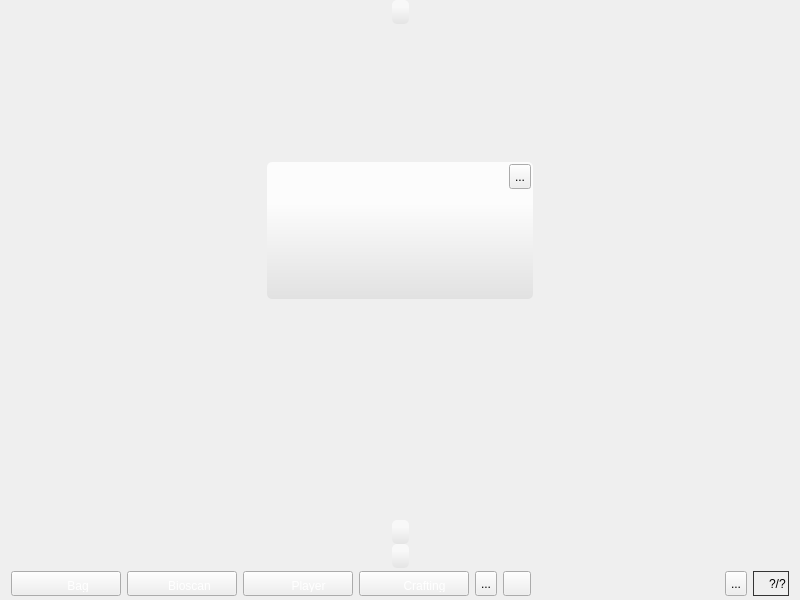
The window that client/base/interface/BaseWindow.ui (alphaonex86/CatchChallenger) describes before a commit, drawn with Qt 5.
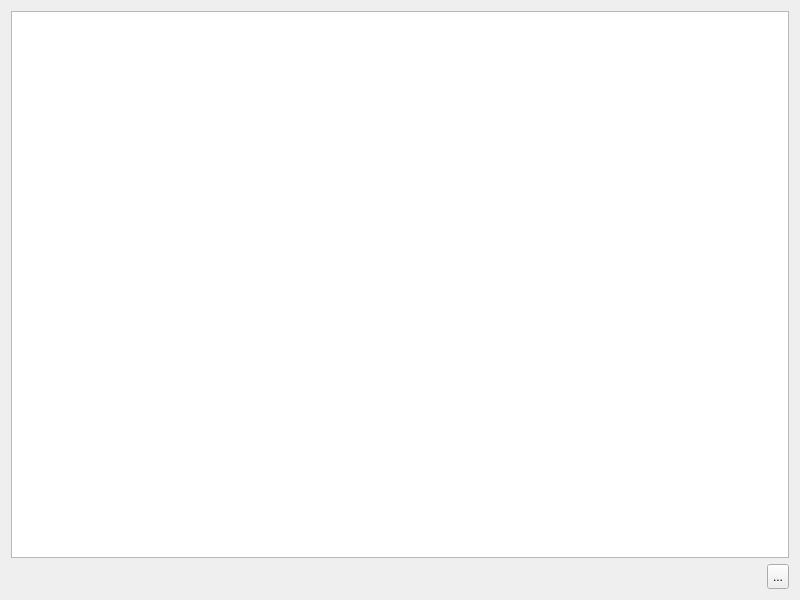
The same window after the commit. Icons and pictures are not drawn.

Commit message: [Change] Start the monster listing (client,server,shared lib)

The edit to the form file:
```diff
--- a/client/base/interface/BaseWindow.ui
+++ b/client/base/interface/BaseWindow.ui
@@ -50,7 +50,7 @@
         <string notr="true"/>
        </property>
        <property name="currentIndex">
-        <number>1</number>
+        <number>9</number>
        </property>
        <widget class="QWidget" name="page_init">
         <property name="styleSheet">
@@ -2922,6 +2922,110 @@
          </widget>
         </widget>
        </widget>
+       <widget class="QWidget" name="page_monster">
+        <property name="styleSheet">
+         <string notr="true">#page_monster{background-image: url(:/images/interface/player/background.png);}</string>
+        </property>
+        <layout class="QVBoxLayout" name="verticalLayout_15">
+         <item>
+          <widget class="QListWidget" name="monsterList">
+           <property name="iconSize">
+            <size>
+             <width>80</width>
+             <height>80</height>
+            </size>
+           </property>
+          </widget>
+         </item>
+         <item>
+          <layout class="QHBoxLayout" name="horizontalLayout_21">
+           <item>
+            <spacer name="horizontalSpacer_22">
+             <property name="orientation">
+              <enum>Qt::Horizontal</enum>
+             </property>
+             <property name="sizeHint" stdset="0">
+              <size>
+               <width>40</width>
+               <height>20</height>
+              </size>
+             </property>
+            </spacer>
+           </item>
+           <item>
+            <widget class="QToolButton" name="toolButton_monster_list_quit">
+             <property name="minimumSize">
+              <size>
+               <width>22</width>
+               <height>25</height>
+              </size>
+             </property>
+             <property name="maximumSize">
+              <size>
+               <width>22</width>
+               <height>25</height>
+              </size>
+             </property>
+             <property name="styleSheet">
+              <string notr="true">QToolButton::hover {
+background-position:left center;
+}
+QToolButton::pressed {
+background-position:left bottom;
+}
+QToolButton { 
+background-image: url(:/images/interface/quit.png);
+border-image: url(:/images/empty.png);
+}</string>
+             </property>
+             <property name="text">
+              <string>...</string>
+             </property>
+            </widget>
+           </item>
+          </layout>
+         </item>
+        </layout>
+       </widget>
+       <widget class="QWidget" name="page_bioscan">
+        <widget class="QToolButton" name="toolButton_bioscan_quit">
+         <property name="geometry">
+          <rect>
+           <x>760</x>
+           <y>560</y>
+           <width>22</width>
+           <height>25</height>
+          </rect>
+         </property>
+         <property name="minimumSize">
+          <size>
+           <width>22</width>
+           <height>25</height>
+          </size>
+         </property>
+         <property name="maximumSize">
+          <size>
+           <width>22</width>
+           <height>25</height>
+          </size>
+         </property>
+         <property name="styleSheet">
+          <string notr="true">QToolButton::hover {
+background-position:left center;
+}
+QToolButton::pressed {
+background-position:left bottom;
+}
+QToolButton { 
+background-image: url(:/images/interface/quit.png);
+border-image: url(:/images/empty.png);
+}</string>
+         </property>
+         <property name="text">
+          <string>...</string>
+         </property>
+        </widget>
+       </widget>
       </widget>
      </item>
     </layout>
```
Left out of the diff: 38 changed lines with no effect on the pictures. The commit also changes 13 other files.
